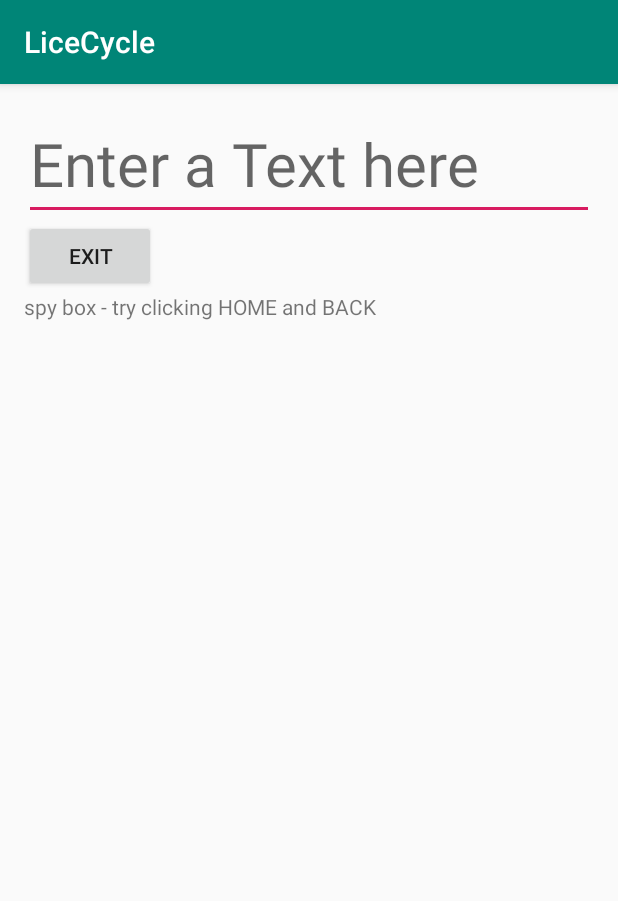
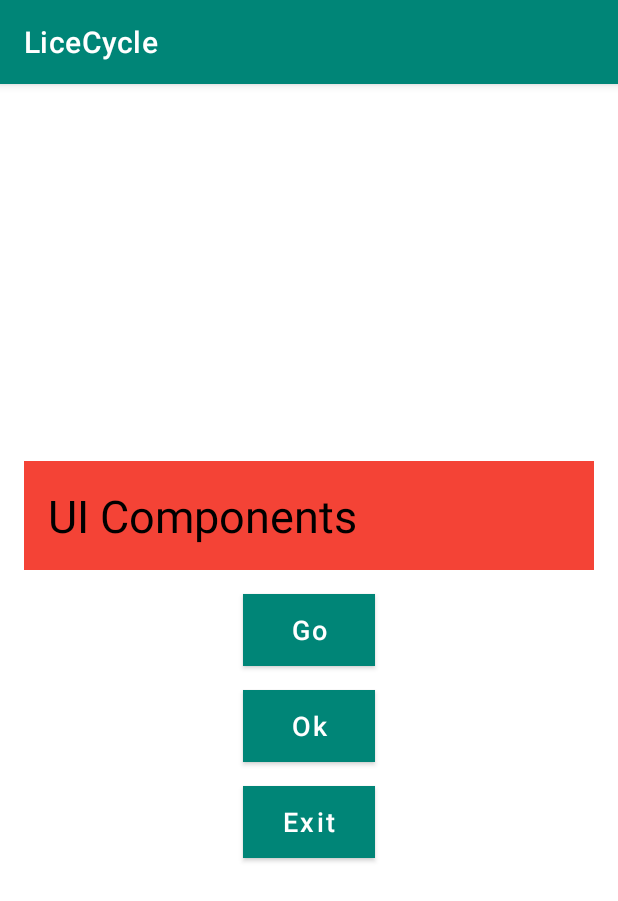
Before and after one commit to angwandi/LicecycleACS314, an Android app: the screen it shows after launch (MainActivity), on a phone screen of 412 x 824 dp. Shown: the top 901 px of the screen. Run offline under Robolectric (Android 15) with nearby library versions, the phone set to English and light mode, and no system bars.

Commit message:
Add Design UI Components

```diff
--- a/app/src/main/java/com/example/licecycle/MainActivity.java
+++ b/app/src/main/java/com/example/licecycle/MainActivity.java
@@ -5,8 +5,6 @@ import androidx.appcompat.app.AppCompatActivity;
 import android.app.Activity;
 import android.content.Context;
 import android.content.SharedPreferences;
-import android.content.res.Resources;
-import android.graphics.Color;
 import android.os.Bundle;
 import android.text.Editable;
 import android.text.TextWatcher;
@@ -18,117 +16,17 @@ import android.widget.TextView;
 import android.widget.Toast;
 
 import java.util.Locale;
+
 public class MainActivity extends AppCompatActivity {
     private Context context;
     private int duration = Toast.LENGTH_SHORT;
-    private Button btnExit;
-    private EditText txtColorSelected;
-    private TextView txtSpyBox;
     private LinearLayout myScreen;
-    private String PREFNAME = "myPrefFile1";
 
     @Override
     protected void onCreate(Bundle savedInstanceState) {
         super.onCreate(savedInstanceState);
         setContentView(R.layout.activity_main);
-        txtColorSelected = findViewById(R.id.editext);
-        btnExit = findViewById(R.id.button);
-        txtSpyBox = findViewById(R.id.textView1);
+        context = getApplicationContext();
         myScreen = findViewById(R.id.myScreen1);
-        btnExit.setOnClickListener(new View.OnClickListener() {
-            @Override
-            public void onClick(View view) {
-                finish();
-            }
-        });
-        txtColorSelected.addTextChangedListener(new TextWatcher() {
-            @Override
-            public void beforeTextChanged(CharSequence charSequence, int i, int i1, int i2) {
-                //nothing todo here
-            }
-
-            @Override
-            public void onTextChanged(CharSequence charSequence, int i, int i1, int i2) {
-                //nothing todo here as well
-            }
-
-            @Override
-            public void afterTextChanged(Editable s) {
-                String chosenColor = s.toString().toLowerCase(Locale.US);
-                txtSpyBox.setText(chosenColor);
-                setBackgroundColor(chosenColor, myScreen);
-            }
-        });
-        context = getApplicationContext();
-        Toast.makeText(context, "onCreate", duration).show();
-    }
-
-    @Override
-    protected void onDestroy() {
-        super.onDestroy();
-        Toast.makeText(context, "onDestroy", duration).show();
-    }
-
-    @Override
-    protected void onPause() {
-        super.onPause();
-        String chosenColor = txtSpyBox.getText().toString();
-        saveStateData(chosenColor);
-        Toast.makeText(context, "onPause", duration).show();
-    }
-
-    @Override
-    protected void onRestart() {
-        super.onRestart();
-        Toast.makeText(context, "onRestart", duration).show();
-    }
-
-    @Override
-    protected void onResume() {
-        super.onResume();
-        Toast.makeText(context, "onResume", duration).show();
-    }
-
-    @Override
-    protected void onStart() {
-        super.onStart();
-        updateMeUsingSavedStateData();
-        Toast.makeText(context, "onStart", duration).show();
-    }
-
-    @Override
-    protected void onStop() {
-        super.onStop();
-        Toast.makeText(context, "onStop", duration).show();
-    }
-
-    private void setBackgroundColor(String chosenColor, LinearLayout myScreen) {
-        if (chosenColor.contains("red"))
-            myScreen.setBackgroundColor(0xffff0000);
-        if (chosenColor.contains("green"))
-            myScreen.setBackgroundColor(0xff00ff00);
-        if (chosenColor.contains("blue"))
-            myScreen.setBackgroundColor(0xff0000ff);
-        if (chosenColor.contains("white"))
-            myScreen.setBackgroundColor(0xffffffff);
-    }
-
-    private void updateMeUsingSavedStateData() {
-        SharedPreferences myPrefContainer = getSharedPreferences(PREFNAME, Activity.MODE_PRIVATE);
-        String key = "chosenBackgroundColor";
-        String defaultValue = "white";
-        if ((myPrefContainer != null) && myPrefContainer.contains(key)) {
-            String color = myPrefContainer.getString(key, defaultValue);
-            setBackgroundColor(color, myScreen);
-        }
-    }
-
-    private void saveStateData(String chosenColor) {
-        SharedPreferences myPrefContainer = getSharedPreferences(PREFNAME, Activity.MODE_PRIVATE);
-        SharedPreferences.Editor myPrefEditor = myPrefContainer.edit();
-        String key = "chosenBackgroundColor";
-        String value = txtSpyBox.getText().toString();
-        myPrefEditor.putString(key, value);
-        myPrefEditor.apply();
     }
 }
--- a/app/src/main/res/layout/activity_main.xml
+++ b/app/src/main/res/layout/activity_main.xml
@@ -7,24 +7,49 @@
     android:layout_height="match_parent"
     android:orientation="vertical"
     android:padding="16dp"
+    android:gravity="center"
     tools:context=".MainActivity">
 
-  <EditText
-    android:id="@+id/editext"
+    <TextView
+        android:id="@+id/uiComponentText"
         android:layout_width="match_parent"
         android:layout_height="wrap_content"
-    android:hint="Enter a Text here"
-    android:textSize="40dp" />
+        android:background="@color/red"
+        android:text="UI Components"
+        android:padding="16dp"
+        android:textColor="@android:color/background_dark"
+        android:textSize="30sp" />
 
-  <Button
-    android:id="@+id/button"
+    <com.google.android.material.button.MaterialButton
+        android:id="@+id/btnGo"
+        app:cornerRadius="20dp"
+        style="@style/Widget.MaterialComponents.Button"
         android:layout_width="wrap_content"
         android:layout_height="wrap_content"
-    android:text="Exit" />
+        android:layout_marginTop="16dp"
+        android:background="@color/green"
+        android:text="Go"
+        android:textAllCaps="false"
+        android:textSize="18dp" />
 
-  <TextView
-    android:id="@+id/textView1"
+    <com.google.android.material.button.MaterialButton
+        android:id="@+id/btnOk"
         android:layout_width="wrap_content"
         android:layout_height="wrap_content"
-    android:text="spy box - try clicking HOME and BACK" />
+        android:layout_marginTop="16dp"
+        android:background="@color/blue"
+        android:text="Ok"
+        android:textAllCaps="false"
+        android:textSize="18dp" />
+
+    <com.google.android.material.button.MaterialButton
+        android:id="@+id/btnExit"
+        android:layout_width="wrap_content"
+        android:layout_height="wrap_content"
+        android:layout_marginTop="16dp"
+        android:background="@color/colorAccent"
+        android:text="Exit"
+        android:textAllCaps="false"
+        android:textSize="18dp" />
+
 </LinearLayout>
--- a/app/src/main/res/values/styles.xml
+++ b/app/src/main/res/values/styles.xml
@@ -1,6 +1,6 @@
 <resources>
   <!-- Base application theme. -->
-  <style name="AppTheme" parent="Theme.AppCompat.Light.DarkActionBar">
+  <style name="AppTheme" parent="Theme.MaterialComponents.Light.DarkActionBar">
     <!-- Customize your theme here. -->
     <item name="colorPrimary">@color/colorPrimary</item>
     <item name="colorPrimaryDark">@color/colorPrimaryDark</item>
--- a/build.gradle
+++ b/build.gradle
@@ -1,6 +1,12 @@
 // Top-level build file where you can add configuration options common to all sub-projects/modules.
 
 buildscript {
+    ext{
+        material_version = "1.0.0"
+        anko_version = '0.10.8'
+        viewpager2_version = '1.0.0-alpha05'
+
+    }
     repositories {
         google()
         jcenter()
```
Also changed, not shown: app/build.gradle (+15 -3 lines). Lines whose indentation alone changed are shown as unchanged.
